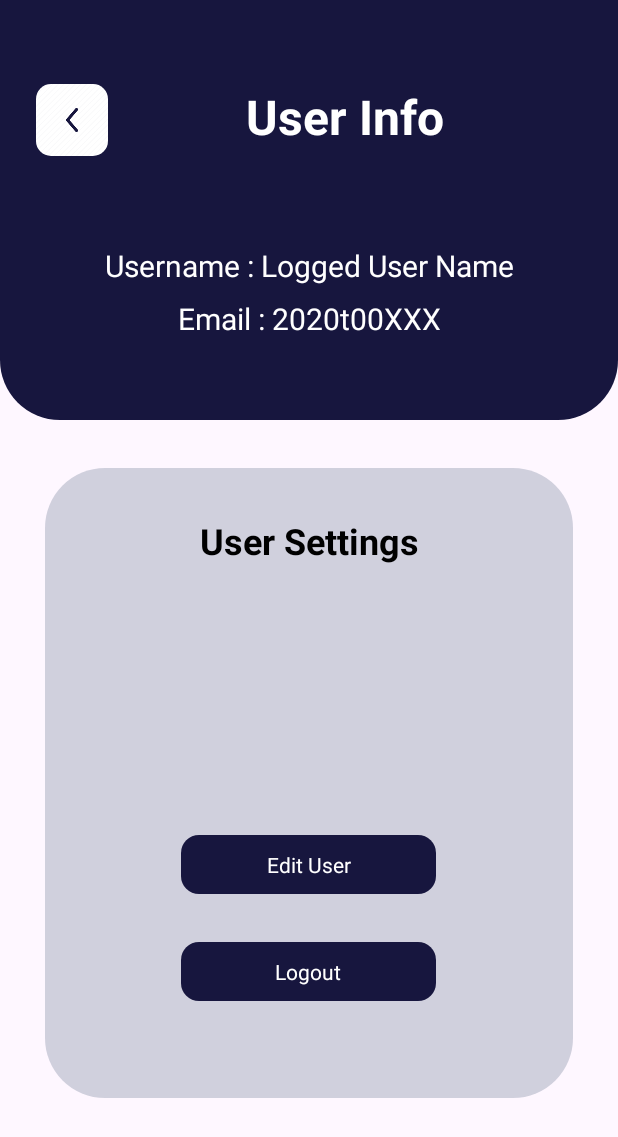
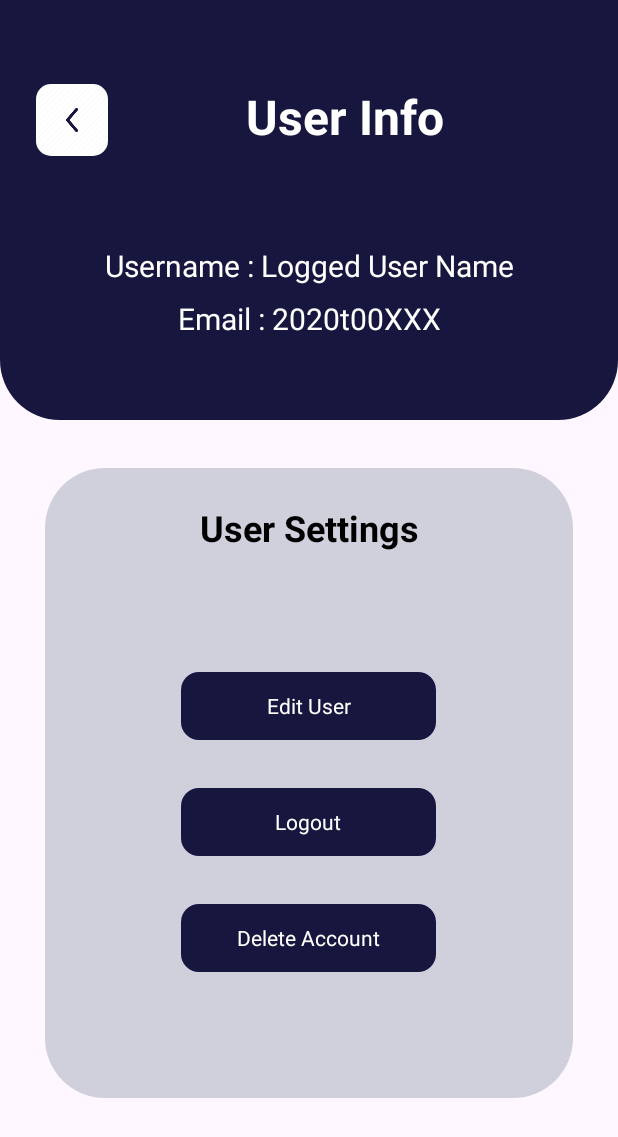
Before and after one commit to rashmiNimesha/techPluseApp, an Android app: the UserInfoActivity screen opened directly, with no data from a screen before it, on a phone screen of 412 x 824 dp. Shown: the top 1137 px of the screen. Run offline under Robolectric (Android 15) with nearby library versions, the phone set to English and light mode, and no system bars; our stand-ins replace Firebase (no records; nobody signed in at launch, a user with empty details on screens opened directly); Roboto replaces fonts that are not available here.

Commit message:
techPluse: delete user account

```diff
--- a/app/src/main/res/layout/activity_user_info.xml
+++ b/app/src/main/res/layout/activity_user_info.xml
@@ -93,17 +93,25 @@
             android:id="@+id/editUserButton"
             style="@style/CustomButton"
             android:layout_width="170dp"
-            android:layout_height="39dp"
-            android:layout_marginTop="180dp"
+            android:layout_height="45dp"
+            android:layout_marginTop="80dp"
             android:text="Edit User" />
 
         <Button
             android:id="@+id/logoutButton"
             style="@style/CustomButton"
             android:layout_width="170dp"
-            android:layout_height="39dp"
+            android:layout_height="45dp"
             android:layout_marginTop="32dp"
-            android:layout_marginBottom="32dp"
             android:text="Logout" />
+
+        <Button
+            android:id="@+id/deleteButton"
+            style="@style/CustomButton"
+            android:layout_width="170dp"
+            android:layout_height="45dp"
+            android:layout_marginTop="32dp"
+            android:layout_marginBottom="60dp"
+            android:text="Delete Account" />
     </LinearLayout>
 </LinearLayout>
```
Also changed, not shown: app/src/main/java/com/example/techpluseapplication/UserInfoActivity.java (+76 -1 lines).
